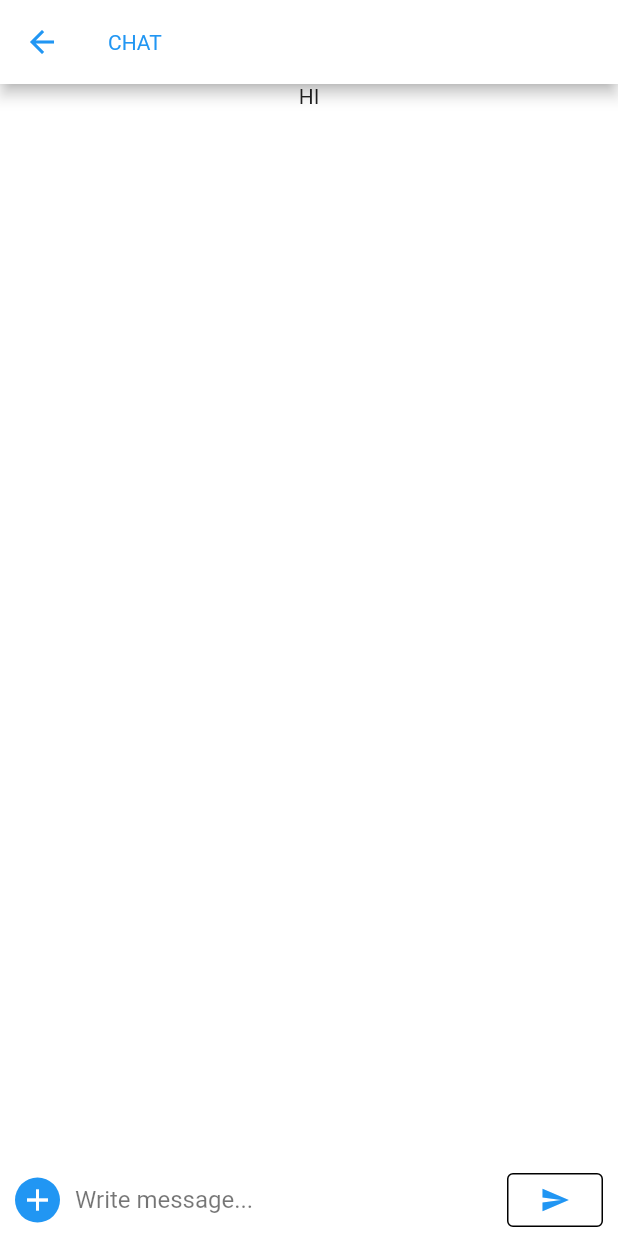
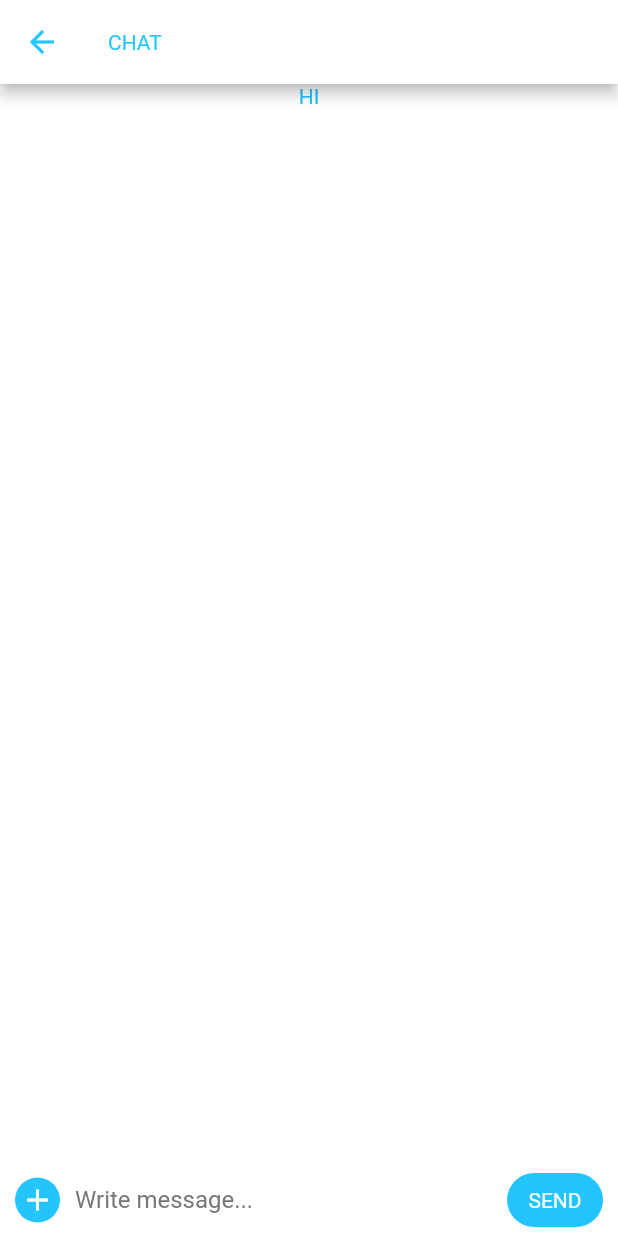
Before and after one commit to jameschoi97/sociaBLE_flutter, a Flutter app: the ChatroomPage screen opened directly, on a phone screen of 412 x 824 dp. Run offline on Flutter 3.47's test engine with Material 2 defaults, Android fonts, the phone set to English and light mode, and no system bars; our stand-ins replace get.

Commit message:
no message

```diff
--- a/lib/config/constants/ui/theme_constants.dart
+++ b/lib/config/constants/ui/theme_constants.dart
@@ -7,16 +7,38 @@ import 'package:get/get.dart';
 const background_color = Color(0xFFFFFFFF);
 const default_button_border = Color(0xFF000000);
 const default_button_border_disabled = Color(0xFF000000);
+const sociable_blue = Color(0xFF24c5ff);
+
+const hint_text_color = Color(0xFF777777);
 
 class SociableColors {
   Color get backgroundColor => background_color;
   Color get buttonBorder => default_button_border;
   Color get buttonBorderDisabled => default_button_border_disabled;
+  Color get hintText => hint_text_color;
+  Color get sociableBlue => sociable_blue;
 }
 
 abstract class SociableTheme {
 
   static final default_border_radius = BorderRadius.circular(2.0);
+  static final chat_button_border_radius = BorderRadius.circular(30.0);
+
+  final text_theme = TextTheme(
+    headline1: TextStyle(color: sociable_blue, fontSize: 96),
+    headline2: TextStyle(color: sociable_blue, fontSize: 60),
+    headline3: TextStyle(color: sociable_blue, fontSize: 48),
+    headline4: TextStyle(color: sociable_blue, fontSize: 34),
+    headline5: TextStyle(color: sociable_blue, fontSize: 24),
+    headline6: TextStyle(color: sociable_blue, fontSize: 20),
+    subtitle1: TextStyle(color: sociable_blue, fontSize: 16),
+    subtitle2: TextStyle(color: sociable_blue, fontSize: 14),
+    bodyText1: TextStyle(color: sociable_blue, fontSize: 16),
+    bodyText2: TextStyle(color: sociable_blue, fontSize: 14),
+    button: TextStyle(color: sociable_blue, fontSize: 14),
+    caption: TextStyle(color: sociable_blue, fontSize: 12),
+    overline: TextStyle(color: sociable_blue, fontSize: 10),
+  );
 
   final SociableColors colorSet;
 
@@ -25,6 +47,7 @@ abstract class SociableTheme {
   ThemeData get themeData => ThemeData(
     canvasColor: colorSet.backgroundColor,
     textButtonTheme: TextButtonThemeData(style: buttonStyle),
+    textTheme: text_theme,
   );
 
   ButtonThemeData get buttonThemeData => ButtonThemeData(
@@ -44,8 +67,19 @@ abstract class SociableTheme {
   );
 
   ButtonStyle get chatButtonStyle => ButtonStyle(
-    shape: MaterialStateProperty.resolveWith((states) => null)
-  )
+
+    textStyle: MaterialStateProperty.resolveWith((_) =>
+      TextStyle(color: Colors.white, fontSize: 14)
+    ),
+    backgroundColor: MaterialStateProperty.resolveWith((_) => colorSet.sociableBlue),
+    side: MaterialStateProperty.resolveWith((_) => BorderSide.none),
+    shape: MaterialStateProperty.resolveWith<OutlinedBorder>((_) =>
+        RoundedRectangleBorder(
+            borderRadius: SociableTheme.chat_button_border_radius
+        )
+    ),
+    alignment: Alignment.center,
+  );
 
 
   String get name;
@@ -70,6 +104,7 @@ class SociableThemeController extends GetxController {
   ThemeData get themeData => theme.themeData;
 
   ButtonStyle get buttonStyle => theme.buttonStyle;
+  ButtonStyle get chatButtonStyle => theme.chatButtonStyle;
 
   SociableTheme get defaultTheme => _defaultTheme;
 }
--- a/lib/ui/pages/chatroom/chatroom_page.dart
+++ b/lib/ui/pages/chatroom/chatroom_page.dart
@@ -17,8 +17,8 @@ class ChatroomPage extends StatelessWidget {
             appBar: AppBar(
               title: Text('CHAT'),
               backgroundColor: Colors.white,
-              iconTheme: IconThemeData(color: Colors.blue),
-              textTheme: TextTheme(headline6: TextStyle(color: Colors.blue)),
+              iconTheme: IconThemeData(color: _themeController.theme.colorSet.sociableBlue),
+              textTheme: TextTheme(headline6: TextStyle(color: _themeController.theme.colorSet.sociableBlue)),
             ),
             body: Column(children: [
               Expanded(
@@ -27,21 +27,25 @@ class ChatroomPage extends StatelessWidget {
               Row(
                 children: [
                   Container(
-                    height: 30,
-                    width: 30,
                     margin: EdgeInsets.only(left: 10, right: 10),
-                    child: FloatingActionButton(
-                      onPressed: (){},
-                      child: Icon(Icons.add, color: Colors.white),
-                      backgroundColor: Colors.blue,
-                      elevation: 0,
-                    ),
+                    child: GestureDetector(
+                      onTap: (){},
+                      child: Container(
+                        height: 30,
+                        width: 30,
+                        decoration: BoxDecoration(
+                          color: _themeController.theme.colorSet.sociableBlue,
+                          borderRadius: BorderRadius.circular(30),
+                        ),
+                        child: Icon(Icons.add, color: Colors.white),
+                      )
+                    )
                   ),
                   Expanded(
                       child: TextField(
                         decoration: InputDecoration(
                           hintText: 'Write message...',
-                          hintStyle: TextStyle(color: Colors.black54),
+                          hintStyle: TextStyle(color: _themeController.theme.colorSet.hintText),
                           border: InputBorder.none,
                         ),
                       )
@@ -50,8 +54,8 @@ class ChatroomPage extends StatelessWidget {
                     margin: EdgeInsets.only(left: 10, right: 10),
                     child: TextButton(
                         onPressed: (){},
-                      child: Icon(Icons.send,color: Colors.blue, size: 20,),
-                      style: _themeController.buttonStyle,
+                      child: Text('SEND', style: TextStyle(color: Colors.white),),
+                      style: _themeController.chatButtonStyle,
                     ),
                   )
                 ],
```
